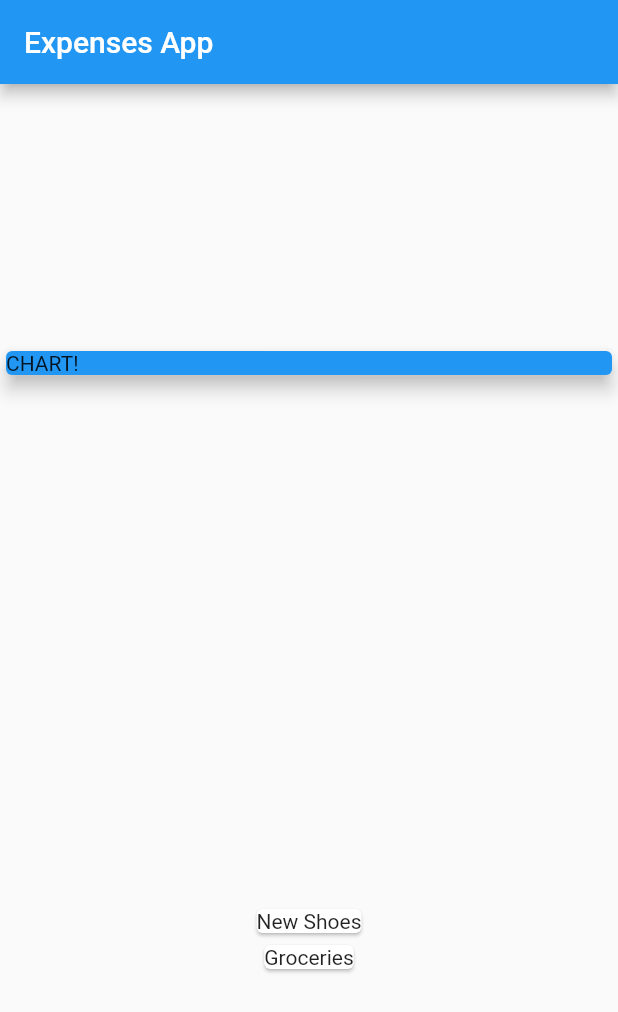
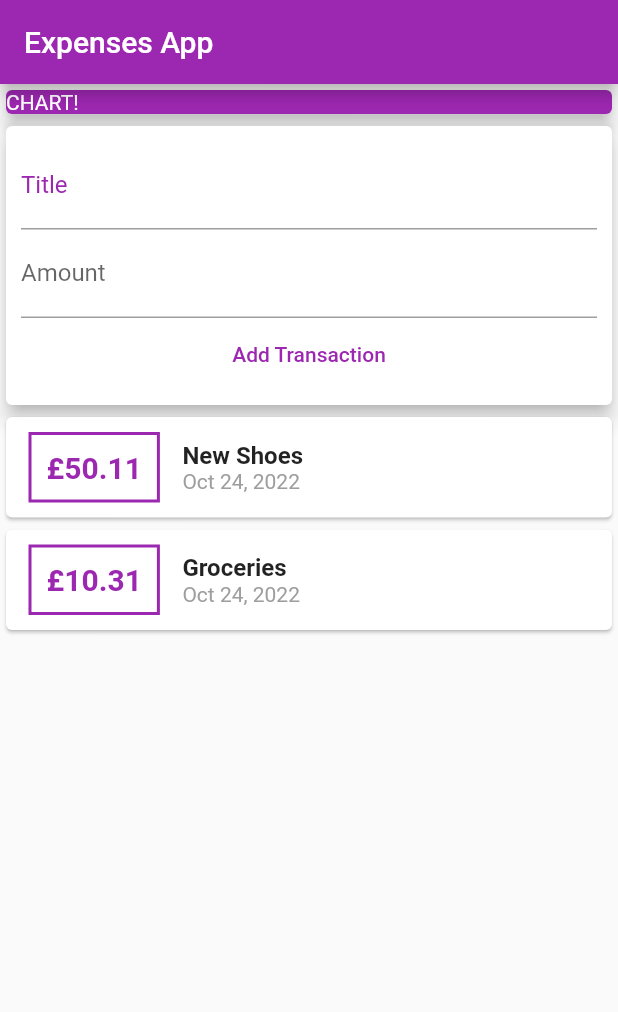
Before and after one commit to BBQRIBS72/expenses_app, a Flutter app: the screen it shows after launch, on a phone screen of 412 x 824 dp. Shown: the top 1012 px of the screen. Run offline on Flutter 3.47's test engine with Material 2 defaults, Android fonts, the phone set to English and light mode, and no system bars.

```diff
--- a/lib/main.dart
+++ b/lib/main.dart
@@ -1,6 +1,6 @@
 import 'package:flutter/material.dart';
 
-import './transaction.dart';
+import './widgets/user_transactions.dart';
 
 void main() {
   runApp(const MyApp());
@@ -8,6 +8,7 @@ void main() {
 
 class MyApp extends StatelessWidget {
   const MyApp({super.key});
+  @override
   Widget build(BuildContext context) {
     return MaterialApp(
       title: 'Expenses App',
@@ -19,43 +20,31 @@ class MyApp extends StatelessWidget {
 class MyHomePage extends StatelessWidget {
   MyHomePage({super.key});
 
-  final List<Transaction> transactions = [
-    Transaction(
-      id: 't1',
-      title: 'New Shoes',
-      amount: 50.11,
-      date: DateTime.now(),
-    ),
-    Transaction(
-      id: 't2',
-      title: 'Groceries',
-      amount: 10.31,
-      date: DateTime.now(),
-    ),
-  ];
   @override
   Widget build(BuildContext context) {
     return Scaffold(
       appBar: AppBar(
         title: const Text('Expenses App'),
+        backgroundColor: Colors.purple,
       ),
-      body: Column(
-        mainAxisAlignment: MainAxisAlignment.spaceAround,
+      body: SingleChildScrollView(
+        child: Column(
           crossAxisAlignment: CrossAxisAlignment.stretch,
           children: <Widget>[
             Container(
               width: double.infinity,
               child: const Card(
-              color: Colors.blue,
+                color: Colors.purple,
                 elevation: 5,
-              child: Text('CHART!'),
+                child: Text(
+                  'CHART!',
+                  style: TextStyle(color: Colors.white),
                 ),
               ),
-          Column(
-            children: transactions.map(((transaction) {
-              return Card(child: Text(transaction.title));
-          })).toList())
+            ),
+            const UserTransactions(),
           ],
+        ),
       ),
     );
   }
--- /dev/null
+++ b/lib/widgets/new_transaction.dart
@@ -0,0 +1,42 @@
+import 'package:flutter/material.dart';
+
+class NewTransaction extends StatelessWidget {
+  final Function addTx;
+  final titleController = TextEditingController();
+  final amountController = TextEditingController();
+
+  NewTransaction(this.addTx, {super.key});
+
+  @override
+  Widget build(BuildContext context) {
+    return Card(
+      elevation: 5,
+      child: Container(
+        padding: const EdgeInsets.all(10),
+        child: Column(
+          children: <Widget>[
+            TextField(
+              cursorColor: Colors.purple,
+              decoration: const InputDecoration(labelText: 'Title', labelStyle: TextStyle(color: Colors.purple)),
+              controller: titleController,
+            ),
+            TextField(
+              decoration: const InputDecoration(labelText: 'Amount'),
+              controller: amountController,
+            ),
+            TextButton(
+              onPressed: () {
+                addTx(
+                  titleController.text,
+                  double.parse(amountController.text),
+                );
+              },
+              style: TextButton.styleFrom(foregroundColor: Colors.purple),
+              child: const Text('Add Transaction'),
+            )
+          ],
+        ),
+      ),
+    );
+  }
+}
--- /dev/null
+++ b/lib/widgets/transaction_list.dart
@@ -0,0 +1,71 @@
+import 'package:flutter/material.dart';
+import 'package:intl/intl.dart';
+
+import '../models/transaction.dart';
+
+class TransactionList extends StatelessWidget {
+  final List<Transaction> transactions;
+
+  const TransactionList(this.transactions, {super.key});
+
+  @override
+  Widget build(BuildContext context) {
+    return Container(
+      height: 500,
+      child: SingleChildScrollView(
+        child: Column(
+          children: transactions.map(((transaction) {
+            //map each transaction in a column
+            return Card(
+              //each transaction is a card with a row inside
+              child: Row(
+                //each row has a container for the amount and then a column for name and date
+                children: <Widget>[
+                  Container(
+                    margin: const EdgeInsets.symmetric(
+                      vertical: 10,
+                      horizontal: 15,
+                    ),
+                    decoration: BoxDecoration(
+                      border: Border.all(
+                        color: Colors.purple,
+                        width: 2,
+                      ),
+                    ),
+                    padding: const EdgeInsets.all(10),
+                    child: Text(
+                      '£${transaction.amount}',
+                      style: const TextStyle(
+                        fontWeight: FontWeight.bold,
+                        fontSize: 20,
+                        color: Colors.purple,
+                      ),
+                    ),
+                  ),
+                  Column(
+                    crossAxisAlignment: CrossAxisAlignment.start,
+                    children: <Widget>[
+                      Text(
+                        transaction.title,
+                        style: const TextStyle(
+                          fontSize: 16,
+                          fontWeight: FontWeight.bold,
+                        ),
+                      ),
+                      Text(
+                        DateFormat.yMMMd().format(transaction.date),
+                        style: const TextStyle(
+                          color: Colors.grey,
+                        ),
+                      ),
+                    ],
+                  )
+                ],
+              ),
+            );
+          })).toList(),
+        ),
+      ),
+    );
+  }
+}
--- /dev/null
+++ b/lib/widgets/user_transactions.dart
@@ -0,0 +1,52 @@
+import 'package:flutter/material.dart';
+
+import './transaction_list.dart';
+import './new_transaction.dart';
+import '../models/transaction.dart';
+
+class UserTransactions extends StatefulWidget {
+  const UserTransactions({super.key});
+
+  @override
+  State<UserTransactions> createState() => _UserTransactionsState();
+}
+
+class _UserTransactionsState extends State<UserTransactions> {
+  final List<Transaction> _userTransactions = [
+    Transaction(
+      id: 't1',
+      title: 'New Shoes',
+      amount: 50.11,
+      date: DateTime.now(),
+    ),
+    Transaction(
+      id: 't2',
+      title: 'Groceries',
+      amount: 10.31,
+      date: DateTime.now(),
+    ),
+  ];
+
+  void _addNewTransaction(String txTitle, double txAmount) {
+    final newTx = Transaction(
+      id: DateTime.now().toString(),
+      title: txTitle,
+      amount: txAmount,
+      date: DateTime.now(),
+    );
+
+    setState(() {
+      _userTransactions.add(newTx);
+    });
+  }
+
+  @override
+  Widget build(BuildContext context) {
+    return Column(
+      children: <Widget>[
+        NewTransaction(_addNewTransaction),
+        TransactionList(_userTransactions),
+      ],
+    );
+  }
+}
--- a/pubspec.yaml
+++ b/pubspec.yaml
@@ -31,6 +31,8 @@ environment:
 dependencies:
   flutter:
     sdk: flutter
+  intl: ^0.17.0
+
 
 
   # The following adds the Cupertino Icons font to your application.
```
Also changed, not shown: lib/models/transaction.dart (renamed from lib/transaction.dart), pubspec.lock, 1 other file. Lines whose indentation alone changed are shown as unchanged.
